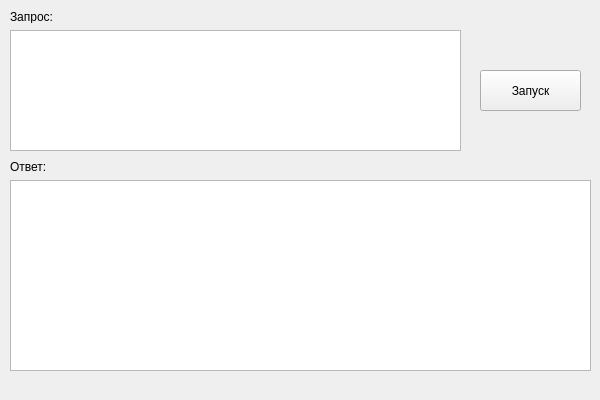
This is main.ui in pr1kol2005/Espresso as Qt 5 draws it before an edit. The edited form follows.
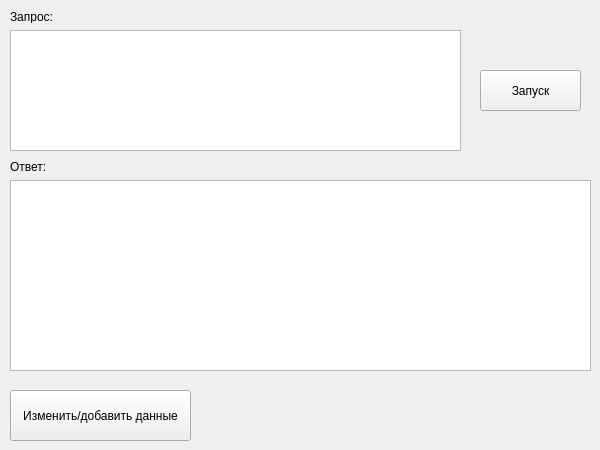
This is the edited form.

The edit to the form file:
```diff
--- a/main.ui
+++ b/main.ui
@@ -7,7 +7,7 @@
     <x>0</x>
     <y>0</y>
     <width>600</width>
-    <height>400</height>
+    <height>450</height>
    </rect>
   </property>
   <property name="sizePolicy">
@@ -19,13 +19,13 @@
   <property name="minimumSize">
    <size>
     <width>600</width>
-    <height>400</height>
+    <height>450</height>
    </size>
   </property>
   <property name="maximumSize">
    <size>
     <width>600</width>
-    <height>400</height>
+    <height>450</height>
    </size>
   </property>
   <property name="windowTitle">
@@ -96,6 +96,19 @@
     </rect>
    </property>
   </widget>
+  <widget class="QPushButton" name="addEditBt">
+   <property name="geometry">
+    <rect>
+     <x>10</x>
+     <y>390</y>
+     <width>181</width>
+     <height>51</height>
+    </rect>
+   </property>
+   <property name="text">
+    <string>Изменить/добавить данные</string>
+   </property>
+  </widget>
  </widget>
  <resources/>
  <connections/>
```
